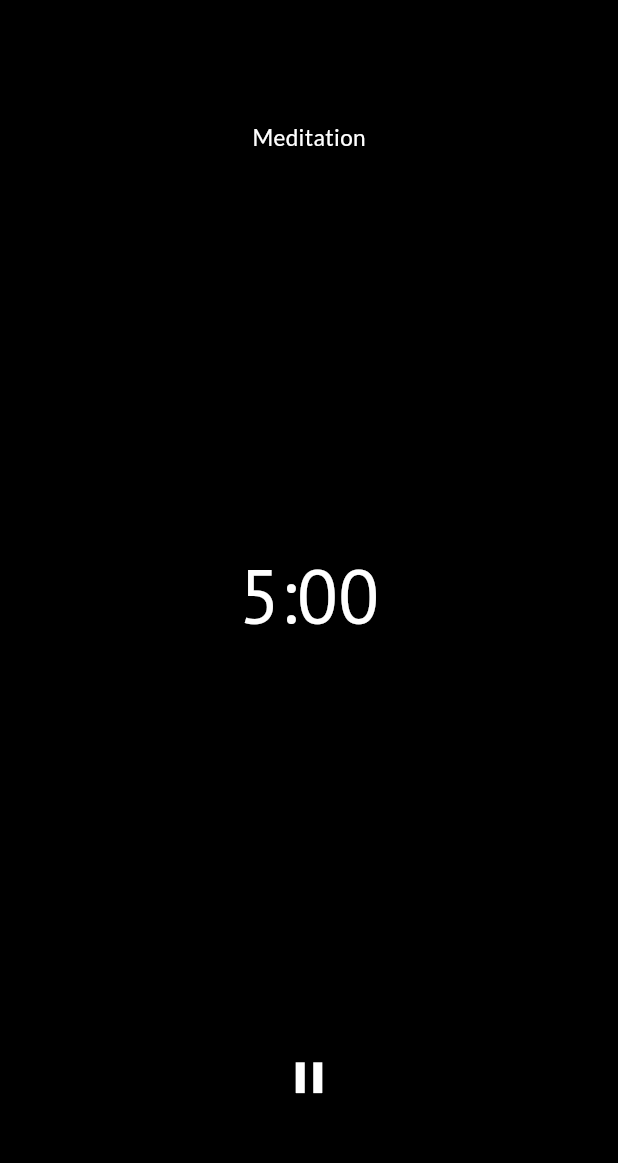
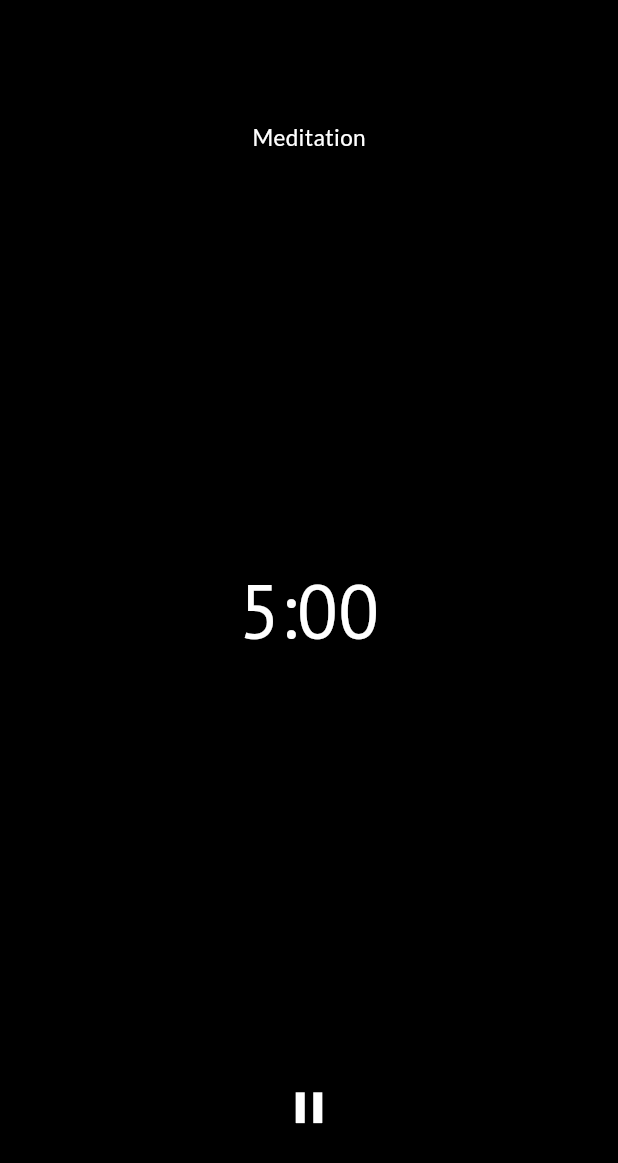
Before and after one commit to flixdeveloper/kaizen, a Flutter app: the InMeditationScreen screen opened directly, on a phone screen of 412 x 824 dp. Shown: the top 1163 px of the screen. Run offline on Flutter 3.47's test engine with Material 3 defaults, Android fonts, the phone set to English and light mode, and no system bars; drawn by our look-alikes of timer_count_down; our stand-ins replace audio_service, audio_video_progress_bar, cached_network_image, carousel_slider, chewie, cloud_firestore and 13 more; missing offline and left inert: cart_stepper, pausable_timer; accounts and stored records are empty; network calls fail.

Commit message:
before publish

```diff
--- a/lib/screens/in_meditation_screen.dart
+++ b/lib/screens/in_meditation_screen.dart
@@ -178,7 +178,7 @@ class _InMeditationScreen extends State<InMeditationScreen>
                         Align(
                           alignment: Alignment.bottomCenter,
                           child: Padding(
-                            padding: const EdgeInsets.only(bottom: 80),
+                            padding: const EdgeInsets.only(bottom: 60),
                             child: Row(
                               mainAxisAlignment: MainAxisAlignment.center,
                               children: <Widget>[
```
Also changed, not shown: lib/article_page.dart (+8 -4 lines), pubspec.yaml (+7 -0 lines), assets/images/kaizen_icon.jpg (added), pubspec.lock, 29 other files.
